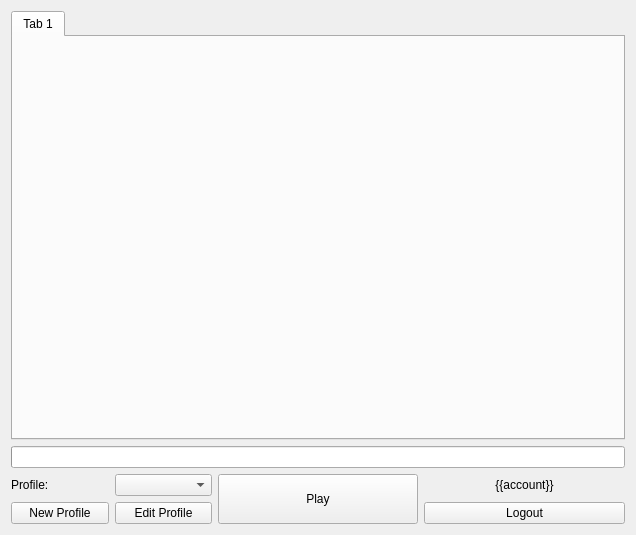
Old version of the form jdMinecraftLauncher/ui/MainWindow.ui in the repository JakobDev/jdMinecraftLauncher.
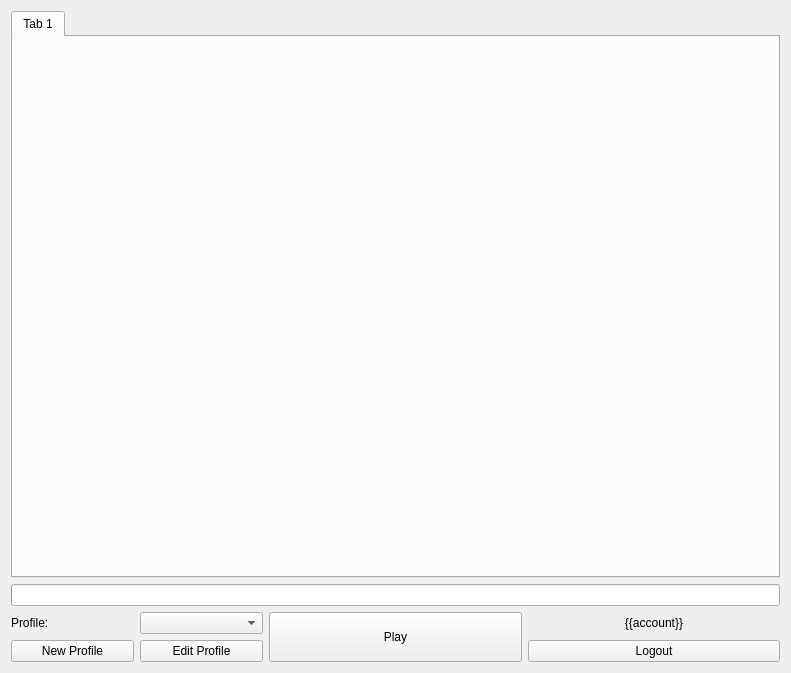
New version of the form.

```diff
--- a/jdMinecraftLauncher/ui/MainWindow.ui
+++ b/jdMinecraftLauncher/ui/MainWindow.ui
@@ -6,8 +6,8 @@
    <rect>
     <x>0</x>
     <y>0</y>
-    <width>636</width>
-    <height>535</height>
+    <width>791</width>
+    <height>673</height>
    </rect>
   </property>
   <property name="windowTitle">
```
